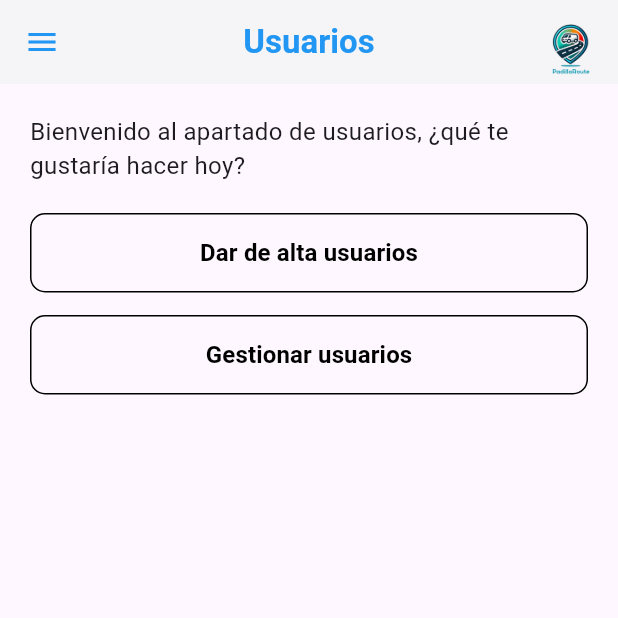
After one commit to MiguelMacias3M/PadillaRoute, a Flutter app: the MenuScreenAdmin screen opened directly, after a tap on "Usuarios", on a phone screen of 412 x 824 dp, the top half of it. The commit adds this screen. Run offline on Flutter 3.47's test engine with Material 3 defaults, Android fonts, the phone set to English and light mode, and no system bars; our stand-ins replace firebase_auth, firebase_core, firebase_database, objectbox; accounts and stored records are empty; generated files the repository leaves out were written again.

Commit message:
actualizacion de cambios desde la main 2

```diff
--- /dev/null
+++ b/lib/screens/UserScreenSelect.dart
@@ -0,0 +1,131 @@
+import 'package:flutter/material.dart';
+import 'package:padillaroutea/screens/UserScreenRegister.dart';
+
+class UserScreenSelect extends StatelessWidget {
+  @override
+  Widget build(BuildContext context) {
+    return Scaffold(
+      appBar: AppBar(
+        title: Text(
+          'Usuarios',
+          style: TextStyle(color: Colors.blue, fontWeight: FontWeight.bold),
+        ),
+        backgroundColor: Colors.white,
+        elevation: 2,
+        centerTitle: true,
+        iconTheme: IconThemeData(color: Colors.blue),
+        actions: [
+          Padding(
+            padding: EdgeInsets.only(right: 15, top: 10),
+            child: Image.asset(
+              'assets/logo.png', // Asegúrate de tener el logo en la carpeta assets
+              height: 40,
+            ),
+          ),
+        ],
+      ),
+      drawer: Drawer(
+        child: Container(
+          decoration: BoxDecoration(
+            gradient: LinearGradient(
+              colors: [Colors.blue.shade900, Colors.blueAccent],
+              begin: Alignment.topLeft,
+              end: Alignment.bottomRight,
+            ),
+          ),
+          child: Column(
+            children: [
+              const DrawerHeader(
+                child: Column(
+                  crossAxisAlignment: CrossAxisAlignment.start,
+                  children: [
+                    CircleAvatar(
+                      backgroundColor: Colors.white,
+                      radius: 30,
+                      child: Icon(Icons.person, color: Colors.blue, size: 40),
+                    ),
+                    SizedBox(height: 10),
+                    Text(
+                      'Administrador',
+                      style: TextStyle(color: Colors.white, fontSize: 20, fontWeight: FontWeight.bold),
+                    ),
+                    Text(
+                      'admin@empresa.com',
+                      style: TextStyle(color: Colors.white70, fontSize: 14),
+                    ),
+                  ],
+                ),
+              ),
+              _drawerItem(context, Icons.home, 'Inicio'),
+              _drawerItem(context, Icons.people, 'Usuarios'),
+              _drawerItem(context, Icons.settings, 'Configuración'),
+              Divider(color: Colors.white),
+              _drawerItem(context, Icons.exit_to_app, 'Cerrar sesión'),
+            ],
+          ),
+        ),
+      ),
+      body: Padding(
+        padding: EdgeInsets.all(20.0),
+        child: Column(
+          crossAxisAlignment: CrossAxisAlignment.start,
+          children: [
+            Text(
+              'Bienvenido al apartado de usuarios, ¿qué te gustaría hacer hoy?',
+              style: TextStyle(fontSize: 16),
+            ),
+            SizedBox(height: 20),
+            Center(
+              child: Column(
+                children: [
+                  _optionButton(context, 'Dar de alta usuarios', () {
+                    Navigator.push(
+                      context,
+                      MaterialPageRoute(builder: (context) => UserScreenRegister()),
+                    );
+                  }),
+                  SizedBox(height: 15),
+                  _optionButton(context, 'Gestionar usuarios', null),
+                ],
+              ),
+            ),
+          ],
+        ),
+      ),
+    );
+  }
+
+  Widget _optionButton(BuildContext context, String title, VoidCallback? onPressed) {
+    return SizedBox(
+      width: double.infinity,
+      child: OutlinedButton(
+        onPressed: onPressed,
+        style: OutlinedButton.styleFrom(
+          padding: EdgeInsets.symmetric(vertical: 15),
+          side: BorderSide(color: Colors.black),
+          shape: RoundedRectangleBorder(borderRadius: BorderRadius.circular(10)),
+        ),
+        child: Text(
+          title,
+          style: TextStyle(fontSize: 16, color: Colors.black, fontWeight: FontWeight.bold),
+        ),
+      ),
+    );
+  }
+
+  Widget _drawerItem(BuildContext context, IconData icon, String title) {
+    return Padding(
+      padding: EdgeInsets.symmetric(horizontal: 10, vertical: 5),
+      child: ListTile(
+        leading: Icon(icon, color: Colors.white),
+        title: Text(
+          title,
+          style: TextStyle(fontSize: 16, color: Colors.white),
+        ),
+        onTap: () {},
+        tileColor: Colors.blue.shade800,
+        contentPadding: EdgeInsets.symmetric(horizontal: 15, vertical: 10),
+      ),
+    );
+  }
+}
--- /dev/null
+++ b/lib/screens/menuScreenAdmin.dart
@@ -0,0 +1,89 @@
+import 'package:flutter/material.dart';
+import 'package:padillaroutea/screens/UserScreenRegister.dart';
+import 'package:padillaroutea/screens/UserScreenSelect.dart';
+
+class MenuScreenAdmin extends StatelessWidget {
+  @override
+  Widget build(BuildContext context) {
+    return Scaffold(
+      appBar: AppBar(
+        automaticallyImplyLeading: false, // Oculta la flecha de retroceso
+        title: Row(
+          mainAxisAlignment: MainAxisAlignment.center,
+          children: [
+            Text(
+              'Menú Principal',
+              style: TextStyle(color: Colors.white, fontWeight: FontWeight.bold, fontSize: 22),
+            ),
+          ],
+        ),
+        backgroundColor: Colors.blueAccent,
+        elevation: 4,
+        centerTitle: true,
+
+      ),
+      body: Container(
+        decoration: BoxDecoration(
+          gradient: LinearGradient(
+            colors: [Colors.white, Colors.blue.shade100],
+            begin: Alignment.topCenter,
+            end: Alignment.bottomCenter,
+          ),
+        ),
+        child: GridView.count(
+          crossAxisCount: 2,
+          padding: EdgeInsets.all(20.0),
+          crossAxisSpacing: 20,
+          mainAxisSpacing: 20,
+          children: [
+            _menuItem(context, Icons.people, 'Usuarios', screen: UserScreenSelect()),
+            _menuItem(context, Icons.directions_bus, 'Rutas'),
+            _menuItem(context, Icons.location_on, 'Monitorear'),
+            _menuItem(context, Icons.directions_car, 'Vehículos'),
+            _menuItem(context, Icons.bar_chart, 'Reportes'),
+            _menuItem(context, Icons.local_parking, 'Paradas'),
+           _menuItem(context, Icons.person_add, 'Registrar Usuario', screen: UserScreenRegister()),
+          ],
+        ),
+      ),
+    );
+  }
+
+  Widget _menuItem(BuildContext context, IconData icon, String title, {Widget? screen}) {
+    return GestureDetector(
+      onTap: () {
+        if (screen != null) {
+          Navigator.push(
+            context,
+            MaterialPageRoute(builder: (context) => screen),
+          );
+        } else {
+          ScaffoldMessenger.of(context).showSnackBar(
+            SnackBar(content: Text('$title en desarrollo...')),
+          );
+        }
+      },
+      child: Container(
+        decoration: BoxDecoration(
+          color: Colors.white,
+          borderRadius: BorderRadius.circular(15),
+          boxShadow: [
+            BoxShadow(color: Colors.black12, blurRadius: 5, spreadRadius: 2),
+          ],
+        ),
+        padding: EdgeInsets.all(15),
+        child: Column(
+          mainAxisAlignment: MainAxisAlignment.center,
+          children: [
+            Icon(icon, size: 60, color: Colors.blueAccent),
+            SizedBox(height: 10),
+            Text(
+              title,
+              style: TextStyle(fontSize: 18, fontWeight: FontWeight.bold, color: Colors.black87),
+            ),
+          ],
+        ),
+      ),
+    );
+  }
+}
--- a/pubspec.yaml
+++ b/pubspec.yaml
@@ -35,3 +35,4 @@ flutter:
   uses-material-design: true
   assets:
     - assets/logo.png
+    - assets/logoU.png
```
Also changed, not shown: lib/screens/ForgotPasswordScreen.dart (added, +62 -0 lines), lib/screens/SplashScreen.dart (+18 -24 lines), lib/screens/UserScreenRegister.dart (added, +122 -0 lines), lib/screens/loginscreen.dart (+40 -116 lines), assets/logoU.png (added).
